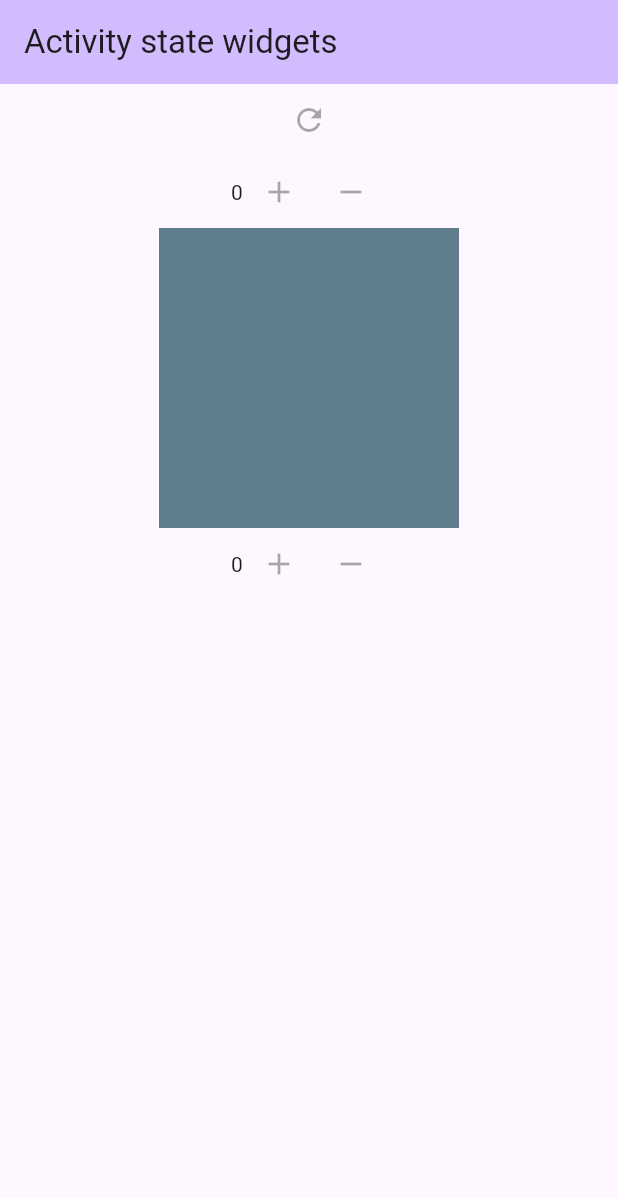
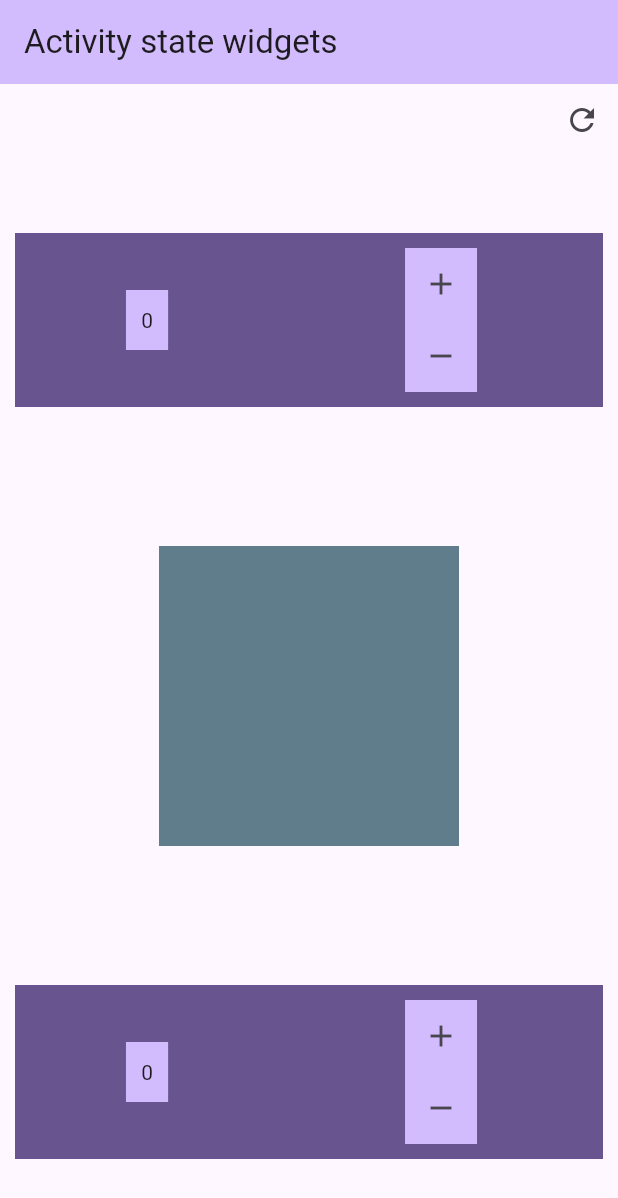
Before and after one commit to LuisangelParra/Flutter_state_widget, a Flutter app: the screen it shows after launch, on a phone screen of 412 x 824 dp. Shown: the top 1198 px of the screen. Run offline on Flutter 3.47's test engine with Material 2 defaults, Android fonts, the phone set to English and light mode, and no system bars.

Commit message:
update UI

```diff
--- a/lib/ui/page/home_page.dart
+++ b/lib/ui/page/home_page.dart
@@ -21,14 +21,23 @@ class _MyHomePageState extends State<MyHomePage> {
         backgroundColor: Theme.of(context).colorScheme.inversePrimary,
         title: Text(widget.title),
       ),
-      body: const Center(
+      body: Center(
           child: Column(
         children: [
-          IconButton(
-              onPressed: null, icon: Icon(Icons.refresh), key: Key('Refresh')),
-          Column(
-            mainAxisAlignment: MainAxisAlignment.center,
-            children: <Widget>[W1(), W2(), W3()],
+          Row(
+            mainAxisAlignment: MainAxisAlignment.end,
+            children: [
+              IconButton(
+                  onPressed: () {},
+                  icon: const Icon(Icons.refresh),
+                  key: const Key('Refresh')),
+            ],
+          ),
+          Expanded(
+            child: Column(
+              mainAxisAlignment: MainAxisAlignment.spaceAround,
+              children: <Widget>[W1(), W2(), W3()],
+            ),
           ),
         ],
       )),
--- a/lib/ui/widget/w1.dart
+++ b/lib/ui/widget/w1.dart
@@ -8,16 +8,38 @@ class W1 extends StatelessWidget {
   // container padding: const EdgeInsets.all(10),
   @override
   Widget build(BuildContext context) {
-    return const Row(
-      mainAxisAlignment: MainAxisAlignment.center,
-      children: [
-        Text(
-          '0',
-          key: Key('W1Value'),
-        ),
-        IconButton(onPressed: null, icon: Icon(Icons.add), key: Key('W1Add')),
-        IconButton(onPressed: null, icon: Icon(Icons.remove), key: Key('W1Sub'))
-      ],
+    return Container(
+      color: Theme.of(context).primaryColor,
+      margin: const EdgeInsets.all(10),
+      child: Row(
+        mainAxisAlignment: MainAxisAlignment.spaceAround,
+        children: [
+          Container(
+            padding: const EdgeInsets.all(10),
+            color: Theme.of(context).colorScheme.inversePrimary,
+            child: Text(
+              '0',
+              key: const Key('W1Value'),
+            ),
+          ),
+          Container(
+            margin: const EdgeInsets.all(10),
+            color: Theme.of(context).colorScheme.inversePrimary,
+            child: Column(
+              children: [
+                IconButton(
+                    onPressed: () {},
+                    icon: const Icon(Icons.add),
+                    key: const Key('W1Add')),
+                IconButton(
+                    onPressed: () {},
+                    icon: const Icon(Icons.remove),
+                    key: const Key('W1Sub'))
+              ],
+            ),
+          )
+        ],
+      ),
     );
   }
 }
--- a/lib/ui/widget/w3.dart
+++ b/lib/ui/widget/w3.dart
@@ -2,23 +2,41 @@ import 'package:flutter/material.dart';
 
 class W3 extends StatelessWidget {
   const W3({super.key});
-  //color: Theme.of(context).primaryColor,
-  // color: Theme.of(context).colorScheme.inversePrimary,
-  // container margin: const EdgeInsets.all(10),
-  // container padding: const EdgeInsets.all(10),
+
   @override
   Widget build(BuildContext context) {
-    return const Row(
-      mainAxisAlignment: MainAxisAlignment.center,
-      children: [
-        Text('0', key: Key('W3Value')),
-        IconButton(
-          onPressed: null,
-          icon: Icon(Icons.add),
-          key: Key('W3Add'),
-        ),
-        IconButton(onPressed: null, icon: Icon(Icons.remove), key: Key('W3Sub'))
-      ],
+    return Container(
+      color: Theme.of(context).primaryColor,
+      margin: const EdgeInsets.all(10),
+      child: Row(
+        mainAxisAlignment: MainAxisAlignment.spaceAround,
+        children: [
+          Container(
+            padding: const EdgeInsets.all(10),
+            color: Theme.of(context).colorScheme.inversePrimary,
+            child: Text(
+              '0',
+              key: const Key('W3Value'),
+            ),
+          ),
+          Container(
+            margin: const EdgeInsets.all(10),
+            color: Theme.of(context).colorScheme.inversePrimary,
+            child: Column(
+              children: [
+                IconButton(
+                    onPressed: () {},
+                    icon: const Icon(Icons.add),
+                    key: const Key('W3Add')),
+                IconButton(
+                    onPressed: () {},
+                    icon: const Icon(Icons.remove),
+                    key: const Key('W3Sub'))
+              ],
+            ),
+          )
+        ],
+      ),
     );
     ;
   }
```
Also changed, not shown: pubspec.lock.
